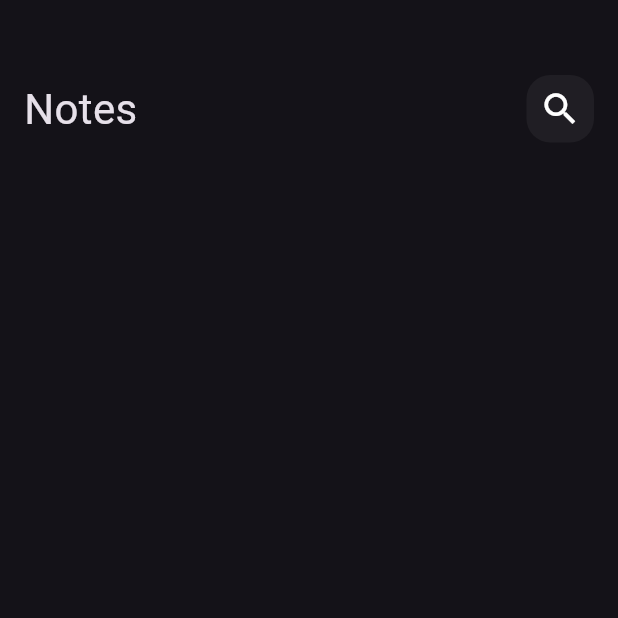
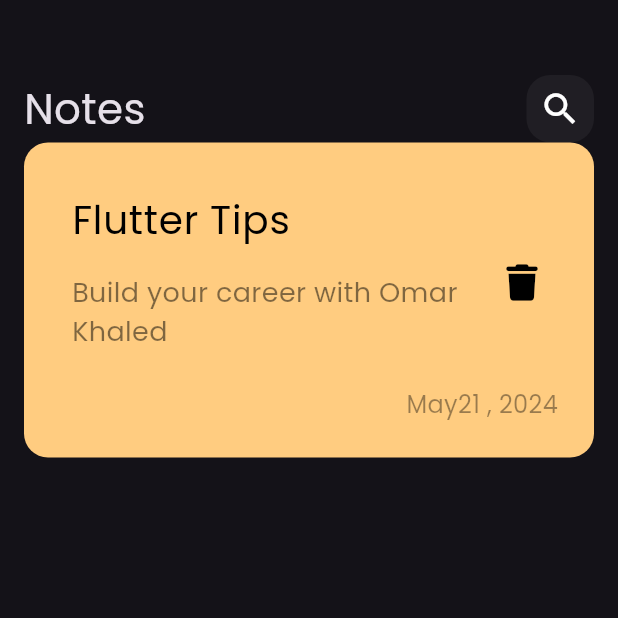
Before and after one commit to OmarKhaled00e/notes_app, a Flutter app: the screen it shows after launch, on a phone screen of 412 x 824 dp, the top half of it. Run offline on Flutter 3.47's test engine with Material 3 defaults, Android fonts, the phone set to English and light mode, and no system bars; our stand-ins replace font_awesome_flutter.

Commit message:
custom Item

```diff
--- a/lib/main.dart
+++ b/lib/main.dart
@@ -11,7 +11,9 @@ class NotesApp extends StatelessWidget {
   Widget build(BuildContext context) {
     return MaterialApp(
       debugShowCheckedModeBanner: false,
-      theme: ThemeData(brightness: Brightness.dark),
+      theme: ThemeData(brightness: Brightness.dark,
+      fontFamily: 'Poppins',
+      ),
       home: NotesView(),
     );
   }
--- /dev/null
+++ b/lib/widgets/note_item.dart
@@ -0,0 +1,50 @@
+import 'package:flutter/material.dart';
+import 'package:font_awesome_flutter/font_awesome_flutter.dart';
+
+class NoteItem extends StatelessWidget {
+  const NoteItem({super.key});
+
+  @override
+  Widget build(BuildContext context) {
+    return Container(
+      padding: EdgeInsets.only(top: 24, bottom: 24, left: 16),
+      decoration: BoxDecoration(
+        color: Color(0xffFFCC80),
+        borderRadius: BorderRadius.circular(16),
+      ),
+      child: Column(
+        crossAxisAlignment: CrossAxisAlignment.end,
+        children: [
+          ListTile(
+            title: Text(
+              'Flutter Tips',
+              style: TextStyle(color: Colors.black, fontSize: 26),
+            ),
+            subtitle: Padding(
+              padding: const EdgeInsets.only(top: 16 ,
+              bottom: 16),
+              child: Text(
+                'Build your career with Omar Khaled',
+                style: TextStyle(
+                  color: Colors.black.withOpacity(.5),
+                  fontSize: 18,
+                ),
+              ),
+            ),
+            trailing: IconButton(
+              onPressed: () {},
+              icon: Icon(FontAwesomeIcons.trash, color: Colors.black, size: 24),
+            ),
+          ),
+          Padding(
+            padding: const EdgeInsets.only(right: 24),
+            child: Text(
+              'May21 , 2024',
+              style: TextStyle(color: Colors.black.withOpacity(.4), fontSize: 16),
+            ),
+          ),
+        ],
+      ),
+    );
+  }
+}
--- a/lib/widgets/notes_view_body.dart
+++ b/lib/widgets/notes_view_body.dart
@@ -1,5 +1,6 @@
 import 'package:flutter/material.dart';
 import 'package:notes_app/widgets/custom_app_bar.dart';
+import 'package:notes_app/widgets/note_item.dart';
 
 class NotesViewBody extends StatelessWidget {
   const NotesViewBody({super.key});
@@ -9,13 +10,7 @@ class NotesViewBody extends StatelessWidget {
     return Padding(
       padding: const EdgeInsets.symmetric(horizontal: 16),
       child: Column(
-
-        children: const[
-          SizedBox(
-            height: 50,
-          ),
-          CustomAppBar()
-        ],
+        children: const [SizedBox(height: 50), CustomAppBar(), NoteItem()],
       ),
     );
   }
```
Also changed, not shown: pubspec.yaml (+8 -22 lines), assets/fonts/Poppins-Regular.ttf (added), pubspec.lock.
